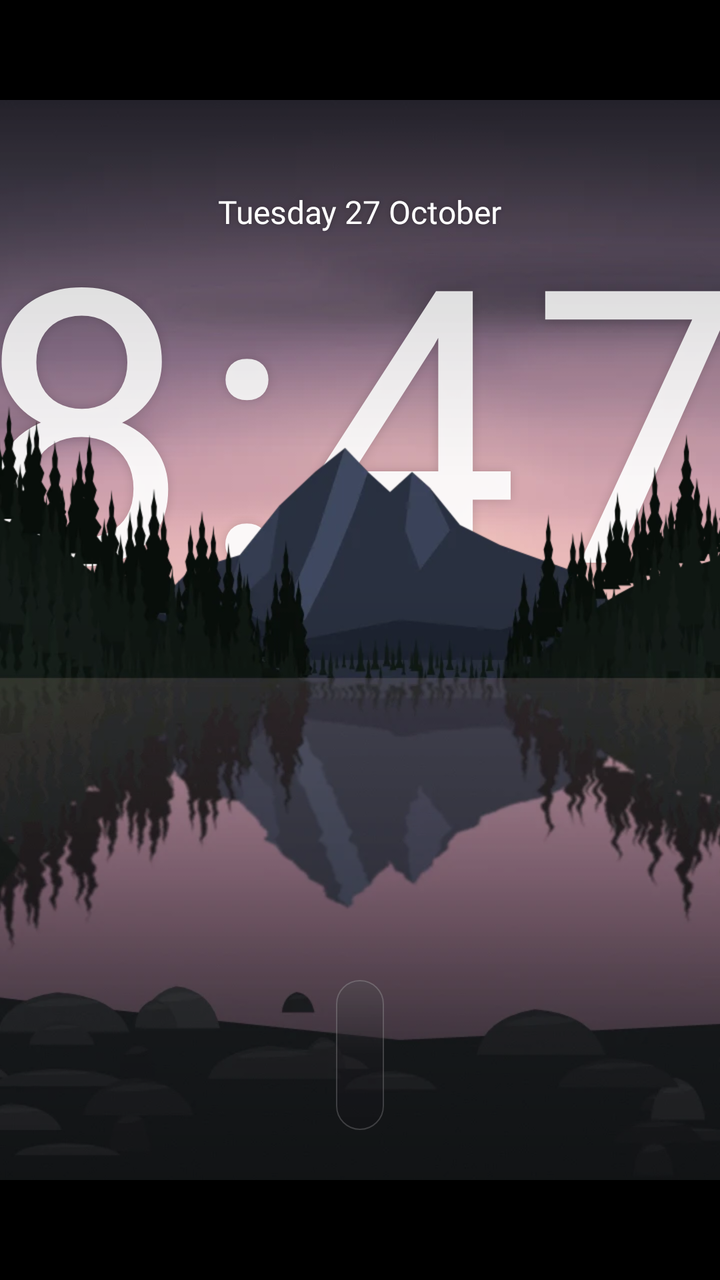
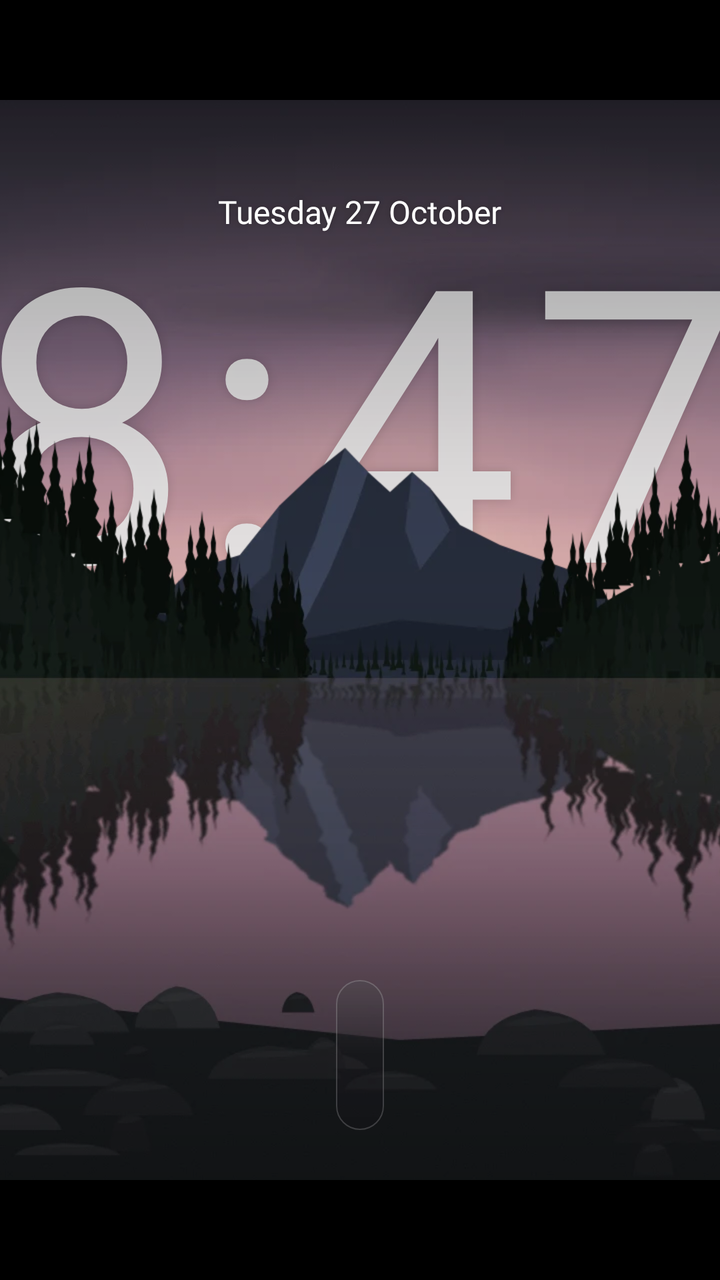

Before-and-after screenshots of an Android layout around one commit, followed by the original layout XML and the change that was made.
<!-- AndroidManifest.xml: activity theme Theme.MinimalLauncher -->
<!-- res/layout/activity_main.xml -->
<?xml version="1.0" encoding="utf-8"?>
<FrameLayout xmlns:android="http://schemas.android.com/apk/res/android"
    android:id="@+id/root"
    android:layout_width="match_parent"
    android:layout_height="match_parent"
    android:background="#000000"
    android:clipChildren="false">

    <FrameLayout
        android:id="@+id/stage"
        android:layout_width="960dp"
        android:layout_height="540dp"
        android:layout_gravity="center"
        android:clipChildren="false"
        android:clipToPadding="false">

        <FrameLayout
            android:id="@+id/scenery"
            android:layout_width="match_parent"
            android:layout_height="match_parent">

            
            <ImageView
                android:id="@+id/wallpaperBack"
                android:layout_width="match_parent"
                android:layout_height="match_parent"
                android:scaleType="centerCrop"
                android:src="@drawable/wallpaper_back"
                android:contentDescription="@null" />

            
            <FrameLayout
                android:id="@+id/photoLayer"
                android:layout_width="match_parent"
                android:layout_height="match_parent">

                <ImageView
                    android:id="@+id/photoA"
                    android:layout_width="match_parent"
                    android:layout_height="match_parent"
                    android:alpha="0"
                    android:scaleType="centerCrop"
                    android:contentDescription="@null" />

                <ImageView
                    android:id="@+id/photoB"
                    android:layout_width="match_parent"
                    android:layout_height="match_parent"
                    android:alpha="0"
                    android:scaleType="centerCrop"
                    android:contentDescription="@null" />
            </FrameLayout>

            
            <TextView
                android:id="@+id/clockText"
                android:layout_width="wrap_content"
                android:layout_height="wrap_content"
                android:layout_gravity="top|center_horizontal"
                android:layout_marginTop="54dp"
                android:includeFontPadding="false"
                android:letterSpacing="0.03"
                android:textColor="#EDFFFFFF"
                android:textSize="191dp"
                android:shadowColor="#26000000"
                android:shadowRadius="12"
                android:text="8:47" />

            
            <FrameLayout
                android:id="@+id/frontLayer"
                android:layout_width="match_parent"
                android:layout_height="match_parent">

                <ImageView
                    android:id="@+id/frontA"
                    android:layout_width="match_parent"
                    android:layout_height="match_parent"
                    android:alpha="0"
                    android:scaleType="centerCrop"
                    android:contentDescription="@null" />

                <ImageView
                    android:id="@+id/frontB"
                    android:layout_width="match_parent"
                    android:layout_height="match_parent"
                    android:alpha="0"
                    android:scaleType="centerCrop"
                    android:contentDescription="@null" />
            </FrameLayout>

            <ImageView
                android:id="@+id/wallpaperFront"
                android:layout_width="match_parent"
                android:layout_height="match_parent"
                android:scaleType="centerCrop"
                android:src="@drawable/wallpaper_front"
                android:contentDescription="@null" />
        </FrameLayout>

        
        <View
            android:id="@+id/ambientShade"
            android:layout_width="match_parent"
            android:layout_height="match_parent"
            android:alpha="0"
            android:background="#000000" />

        <View
            android:layout_width="match_parent"
            android:layout_height="300dp"
            android:layout_gravity="bottom"
            android:background="@drawable/bottom_scrim" />

        
        <View
            android:layout_width="match_parent"
            android:layout_height="190dp"
            android:layout_gravity="top"
            android:background="@drawable/top_scrim" />

        
        <View
            android:id="@+id/nightOverlay"
            android:layout_width="match_parent"
            android:layout_height="match_parent"
            android:alpha="0"
            android:background="#000000"
            android:visibility="gone" />

        
        <View
            android:id="@+id/railScrim"
            android:layout_width="match_parent"
            android:layout_height="match_parent"
            android:alpha="0"
            android:background="#99000000" />

        <FrameLayout
            android:id="@+id/ui"
            android:layout_width="match_parent"
            android:layout_height="2600dp"
            android:clipChildren="false"
            android:clipToPadding="false">

            
            <LinearLayout
                android:id="@+id/profileSwitch"
                android:layout_width="wrap_content"
                android:layout_height="25dp"
                android:layout_marginStart="39dp"
                android:layout_marginTop="30dp"
                android:background="@drawable/glass_capsule_bg"
                android:gravity="center_vertical"
                android:orientation="horizontal"
                android:padding="2dp" />

            
            <LinearLayout
                android:id="@+id/widgetLeft"
                android:layout_width="220dp"
                android:layout_height="wrap_content"
                android:layout_marginStart="42dp"
                android:layout_marginTop="78dp"
                android:clipChildren="false"
                android:orientation="vertical" />

            
            <TextView
                android:id="@+id/dateText"
                android:layout_width="wrap_content"
                android:layout_height="wrap_content"
                android:layout_gravity="top|center_horizontal"
                android:layout_marginTop="47dp"
                android:fontFamily="@font/inter_medium"
                android:includeFontPadding="false"
                android:shadowColor="#40000000"
                android:shadowRadius="6"
                android:textColor="#FFFFFFFF"
                android:textSize="16dp"
                android:text="Tuesday 27 October" />

            
            <LinearLayout
                android:id="@+id/topRight"
                android:layout_width="wrap_content"
                android:layout_height="43dp"
                android:layout_gravity="top|end"
                android:layout_marginTop="30dp"
                android:layout_marginEnd="42dp"
                android:clipChildren="false"
                android:gravity="center_vertical"
                android:orientation="horizontal">

                <LinearLayout
                    android:id="@+id/deviceRow"
                    android:layout_width="wrap_content"
                    android:layout_height="wrap_content"
                    android:clipChildren="false"
                    android:gravity="center_vertical"
                    android:orientation="horizontal" />

                <FrameLayout
                    android:id="@+id/quickSettingsButton"
                    android:layout_width="43dp"
                    android:layout_height="43dp"
                    android:layout_marginEnd="10dp"
                    android:background="@drawable/glass_circle_bg"
                    android:contentDescription="Control Centre"
                    android:focusable="true"
                    android:focusableInTouchMode="false">

                    <ImageView
                        android:layout_width="19dp"
                        android:layout_height="19dp"
                        android:layout_gravity="center"
                        android:duplicateParentState="true"
                        android:src="@drawable/ic_lucide_toggle"
                        android:tint="@color/icon_on_glass"
                        android:contentDescription="@null" />
                </FrameLayout>

                <FrameLayout
                    android:id="@+id/cinemaButton"
                    android:layout_width="43dp"
                    android:layout_height="43dp"
                    android:layout_marginEnd="10dp"
                    android:background="@drawable/glass_circle_bg"
                    android:contentDescription="Cinema mode"
                    android:focusable="true"
                    android:focusableInTouchMode="false">

                    <ImageView
                        android:layout_width="18dp"
                        android:layout_height="18dp"
                        android:layout_gravity="center"
                        android:duplicateParentState="true"
                        android:src="@drawable/ic_lucide_film"
                        android:tint="@color/icon_on_glass"
                        android:contentDescription="@null" />
                </FrameLayout>

                <FrameLayout
                    android:id="@+id/nightModeButton"
                    android:layout_width="43dp"
                    android:layout_height="43dp"
                    android:background="@drawable/glass_circle_bg"
                    android:contentDescription="@string/night_mode"
                    android:focusable="true"
                    android:focusableInTouchMode="false">

                    <ImageView
                        android:layout_width="18dp"
                        android:layout_height="18dp"
                        android:layout_gravity="center"
                        android:duplicateParentState="true"
                        android:src="@drawable/ic_lucide_moon"
                        android:tint="@color/icon_on_glass"
                        android:contentDescription="@null" />
                </FrameLayout>
            </LinearLayout>

            
            <LinearLayout
                android:id="@+id/widgetRight"
                android:layout_width="240dp"
                android:layout_height="wrap_content"
                android:layout_gravity="top|end"
                android:layout_marginTop="92dp"
                android:layout_marginEnd="42dp"
                android:clipChildren="false"
                android:gravity="end"
                android:orientation="vertical" />

            
            <TextView
                android:id="@+id/keepWatchingLabel"
                android:layout_width="wrap_content"
                android:layout_height="wrap_content"
                android:layout_marginStart="42dp"
                android:layout_marginTop="322dp"
                android:fontFamily="@font/inter_semibold"
                android:includeFontPadding="false"
                android:shadowColor="#40000000"
                android:shadowRadius="6"
                android:textColor="#FFFFFFFF"
                android:textSize="12dp"
                android:text="@string/keep_watching" />

            <LinearLayout
                android:id="@+id/keepWatchingRow"
                android:layout_width="wrap_content"
                android:layout_height="70dp"
                android:layout_marginStart="42dp"
                android:layout_marginTop="345dp"
                android:clipChildren="false"
                android:gravity="center_vertical"
                android:orientation="horizontal" />

            
            <LinearLayout
                android:id="@+id/dock"
                android:layout_width="wrap_content"
                android:layout_height="wrap_content"
                android:paddingStart="12dp"
                android:paddingEnd="12dp"
                android:paddingTop="10dp"
                android:paddingBottom="10dp"
                android:minHeight="75dp"
                android:layout_gravity="top|center_horizontal"
                android:layout_marginTop="440dp"
                android:background="@drawable/glass_dock_bg"
                android:clipChildren="false"
                android:clipToPadding="false"
                android:gravity="center"
                android:orientation="horizontal" />

            
            <TextView
                android:id="@+id/dockLabel"
                android:layout_width="wrap_content"
                android:layout_height="wrap_content"
                android:layout_marginTop="520dp"
                android:alpha="0"
                android:fontFamily="@font/inter_medium"
                android:includeFontPadding="false"
                android:maxLines="1"
                android:shadowColor="#80000000"
                android:shadowRadius="6"
                android:textColor="#F2FFFFFF"
                android:textSize="11dp" />

            
            <LinearLayout
                android:id="@+id/rails"
                android:layout_width="match_parent"
                android:layout_height="wrap_content"
                android:layout_marginTop="560dp"
                android:clipChildren="false"
                android:clipToPadding="false"
                android:orientation="vertical" />
        </FrameLayout>

        
        <View
            android:id="@+id/idleDim"
            android:layout_width="match_parent"
            android:layout_height="match_parent"
            android:alpha="0"
            android:background="#000000"
            android:visibility="gone" />
    </FrameLayout>
</FrameLayout>
<!-- resources referenced by this layout -->
<resources>
  <!-- drawable bottom_scrim (drawable) -->
  <?xml version="1.0" encoding="utf-8"?>
  <shape xmlns:android="http://schemas.android.com/apk/res/android" android:shape="rectangle">
      <gradient android:angle="270" android:startColor="#00000000" android:endColor="#73000000" />
  </shape>
  <!-- drawable glass_capsule_bg (drawable) -->
  <?xml version="1.0" encoding="utf-8"?>
  <shape xmlns:android="http://schemas.android.com/apk/res/android" android:shape="rectangle">
      <corners android:radius="999dp" />
      <solid android:color="#8C1C1A20" />
      <stroke android:width="0.5dp" android:color="#24FFFFFF" />
  </shape>
  <!-- drawable glass_circle_bg (drawable) -->
  <?xml version="1.0" encoding="utf-8"?>
  <selector xmlns:android="http://schemas.android.com/apk/res/android">
      <item android:state_focused="true">
          <shape android:shape="oval"><solid android:color="#F5FFFFFF" /></shape>
      </item>
      <item android:state_activated="true">
          <shape android:shape="oval"><solid android:color="#5CFFFFFF" /><stroke android:width="0.5dp" android:color="#40FFFFFF" /></shape>
      </item>
      <item>
          <shape android:shape="oval"><solid android:color="#801C1A20" /><stroke android:width="0.5dp" android:color="#24FFFFFF" /></shape>
      </item>
  </selector>
  <!-- drawable ic_lucide_moon (drawable) -->
  <?xml version="1.0" encoding="utf-8"?>
  <vector xmlns:android="http://schemas.android.com/apk/res/android"
      android:width="24dp"
      android:height="24dp"
      android:viewportWidth="512.0"
      android:viewportHeight="512.0">
      <path android:pathData="M264 480A232 232 0 0 1 32 248c0-94 54-178.28 137.61-214.67a16 16 0 0 1 21.06 21.06C181.07 76.43 176 104.66 176 136c0 110.28 89.72 200 200 200 31.34 0 59.57-5.07 81.61-14.67a16 16 0 0 1 21.06 21.06C442.28 426 358 480 264 480" android:fillColor="#FFFFFFFF" />
  </vector>
  <!-- drawable ic_lucide_toggle (drawable) -->
  <?xml version="1.0" encoding="utf-8"?>
  <vector xmlns:android="http://schemas.android.com/apk/res/android"
      android:width="24dp"
      android:height="24dp"
      android:viewportWidth="512.0"
      android:viewportHeight="512.0">
      <path android:pathData="M64 144h226.75a48 48 0 0 0 90.5 0H448a16 16 0 0 0 0-32h-66.75a48 48 0 0 0-90.5 0H64a16 16 0 0 0 0 32M448 368h-66.75a48 48 0 0 0-90.5 0H64a16 16 0 0 0 0 32h226.75a48 48 0 0 0 90.5 0H448a16 16 0 0 0 0-32M448 240H221.25a48 48 0 0 0-90.5 0H64a16 16 0 0 0 0 32h66.75a48 48 0 0 0 90.5 0H448a16 16 0 0 0 0-32" android:fillColor="#FFFFFFFF" />
  </vector>
  <!-- drawable top_scrim (drawable) -->
  <?xml version="1.0" encoding="utf-8"?>
  <shape xmlns:android="http://schemas.android.com/apk/res/android" android:shape="rectangle">
      <gradient android:angle="270" android:startColor="#47000000" android:centerColor="#14000000" android:endColor="#00000000" />
  </shape>
  <string name="keep_watching">Continue Watching</string>
  <string name="night_mode">Night mode</string>
  <style name="Theme.MinimalLauncher" parent="Theme.AppCompat.NoActionBar">
          <item name="android:windowBackground">@color/background_black</item>
          <item name="android:colorBackground">@color/background_black</item>
          <item name="android:navigationBarColor">@color/background_black</item>
          <item name="android:statusBarColor">@color/background_black</item>
          <item name="android:windowAnimationStyle">@style/ScreenAnimations</item>
      </style>
  <color name="background_black">#000000</color>
  <style name="ScreenAnimations" parent="@android:style/Animation.Activity">
          <item name="android:activityOpenEnterAnimation">@anim/screen_in</item>
          <item name="android:activityOpenExitAnimation">@anim/screen_dim</item>
          <item name="android:activityCloseEnterAnimation">@anim/screen_back_in</item>
          <item name="android:activityCloseExitAnimation">@anim/screen_out</item>
      </style>
  <!-- unchanged entries left out for length: 4 -->
</resources>

<!-- the commit's change to res/layout/activity_main.xml (unified diff, before → after) -->
@@ -114,8 +114,9 @@
 
         
         <View
-            android:layout_width="match_parent"
-            android:layout_height="190dp"
+            android:id="@+id/topScrim"
+            android:layout_width="match_parent"
+            android:layout_height="380dp"
             android:layout_gravity="top"
             android:background="@drawable/top_scrim" />
 
<!-- resource entries referenced after the edit -->
@@ -46,7 +46,7 @@
   <!-- drawable top_scrim (drawable) -->
   <?xml version="1.0" encoding="utf-8"?>
   <shape xmlns:android="http://schemas.android.com/apk/res/android" android:shape="rectangle">
-      <gradient android:angle="270" android:startColor="#47000000" android:centerColor="#14000000" android:endColor="#00000000" />
+      <gradient android:angle="270" android:startColor="#5C000000" android:centerColor="#1F000000" android:endColor="#00000000" />
   </shape>
   <string name="keep_watching">Continue Watching</string>
   <string name="night_mode">Night mode</string>
